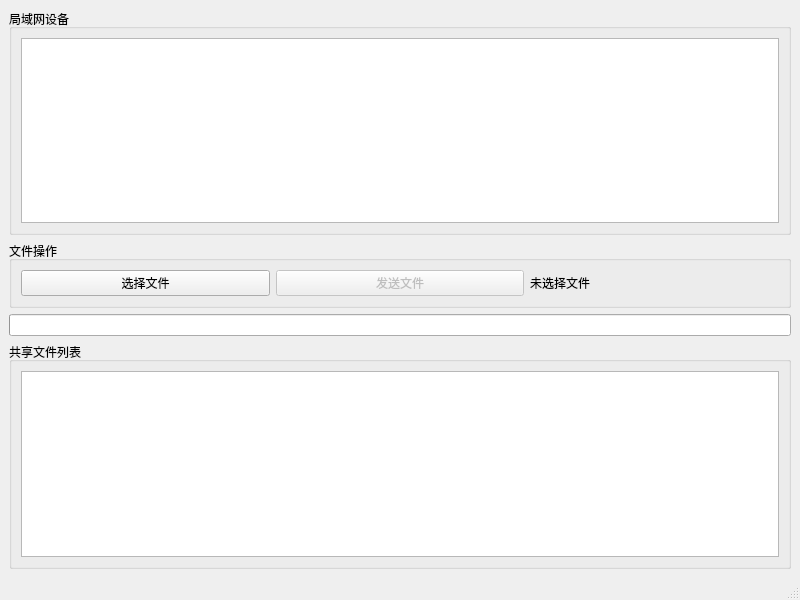
Above: mainwindow.ui from fhgzs1/qt111 before the change. Below: the same form after it.
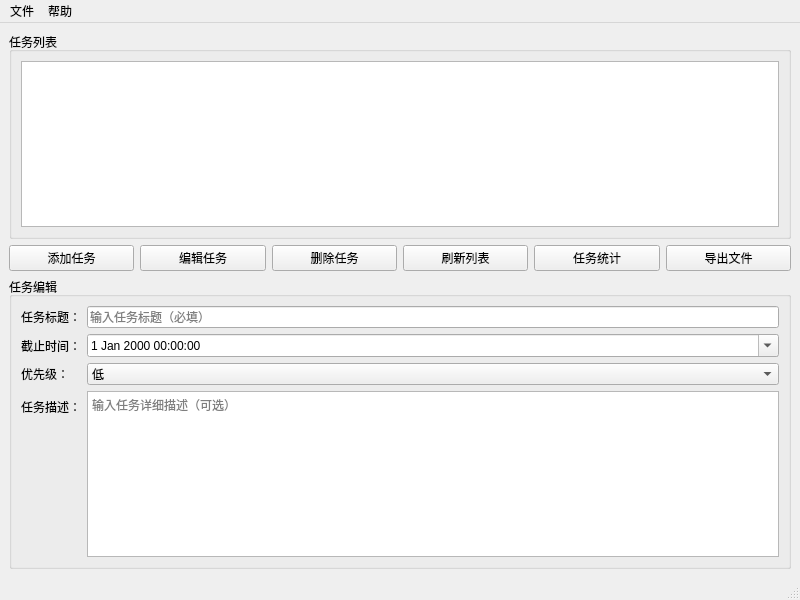
That is the form after the change.

The edit to the form file:
```diff
--- a/mainwindow.ui
+++ b/mainwindow.ui
@@ -18,59 +18,149 @@
     <item>
      <widget class="QGroupBox" name="groupBox_device">
       <property name="title">
-       <string>局域网设备</string>
+       <string>任务列表</string>
       </property>
       <layout class="QVBoxLayout" name="verticalLayout_2">
        <item>
-        <widget class="QListWidget" name="listWidget_devices"/>
+        <widget class="QTableView" name="tableView_Tasks">
+         <property name="selectionBehavior">
+          <enum>QAbstractItemView::SelectRows</enum>
+         </property>
+         <property name="selectionMode">
+          <enum>QAbstractItemView::SingleSelection</enum>
+         </property>
+         <property name="showGrid">
+          <bool>true</bool>
+         </property>
+        </widget>
        </item>
       </layout>
      </widget>
     </item>
     <item>
-     <widget class="QGroupBox" name="groupBox_file">
+     <layout class="QHBoxLayout" name="horizontalLayout_Buttons">
+      <item>
+       <widget class="QPushButton" name="btnAddTask">
+        <property name="text">
+         <string>添加任务</string>
+        </property>
+       </widget>
+      </item>
+      <item>
+       <widget class="QPushButton" name="btnEditTask">
+        <property name="text">
+         <string>编辑任务</string>
+        </property>
+       </widget>
+      </item>
+      <item>
+       <widget class="QPushButton" name="btnDeleteTask">
+        <property name="text">
+         <string>删除任务</string>
+        </property>
+       </widget>
+      </item>
+      <item>
+       <widget class="QPushButton" name="btnRefresh">
+        <property name="text">
+         <string>刷新列表</string>
+        </property>
+       </widget>
+      </item>
+      <item>
+       <widget class="QPushButton" name="btnStats">
+        <property name="text">
+         <string>任务统计</string>
+        </property>
+       </widget>
+      </item>
+      <item>
+       <widget class="QPushButton" name="btnExport">
+        <property name="text">
+         <string>导出文件</string>
+        </property>
+       </widget>
+      </item>
+     </layout>
+    </item>
+
+    <!-- 任务输入表单区域 -->
+    <item>
+     <widget class="QGroupBox" name="groupBox_Form">
       <property name="title">
-       <string>文件操作</string>
+       <string>任务编辑</string>
       </property>
-      <layout class="QHBoxLayout" name="horizontalLayout">
-       <item>
-        <widget class="QPushButton" name="pushButton_selectFile">
+      <layout class="QFormLayout" name="formLayout">
+       <item row="0" column="0">
+        <widget class="QLabel" name="label_Title">
          <property name="text">
-          <string>选择文件</string>
+          <string>任务标题：</string>
          </property>
         </widget>
        </item>
-       <item>
-        <widget class="QPushButton" name="pushButton_sendFile">
+       <item row="0" column="1">
+        <widget class="QLineEdit" name="lineEdit_Title">
+         <property name="placeholderText">
+          <string>输入任务标题（必填）</string>
+         </property>
+        </widget>
+       </item>
+       <item row="1" column="0">
+        <widget class="QLabel" name="label_Deadline">
          <property name="text">
-          <string>发送文件</string>
+          <string>截止时间：</string>
          </property>
-         <property name="enabled">
-          <bool>false</bool>
+        </widget>
+       </item>
+       <item row="1" column="1">
+        <widget class="QDateTimeEdit" name="dateTimeEdit_Deadline">
+         <property name="calendarPopup">
+          <bool>true</bool>
          </property>
+         <property name="dateTime">
+          <datetime>2024-01-01T00:00:00</datetime>
+         </property>
         </widget>
        </item>
-       <item>
-        <widget class="QLabel" name="label_selectedFile">
+       <item row="2" column="0">
+        <widget class="QLabel" name="label_Priority">
          <property name="text">
-          <string>未选择文件</string>
+          <string>优先级：</string>
          </property>
         </widget>
        </item>
-      </layout>
-     </widget>
-    </item>
-    <item>
-     <widget class="QProgressBar" name="progressBar"/>
-    </item>
-    <item>
-     <widget class="QGroupBox" name="groupBox_shared">
-      <property name="title">
-       <string>共享文件列表</string>
-      </property>
-      <layout class="QVBoxLayout" name="verticalLayout_3">
-       <item>
-        <widget class="QListWidget" name="listWidget_sharedFiles"/>
+       <item row="2" column="1">
+        <widget class="QComboBox" name="comboBox_Priority">
+         <item>
+          <property name="text">
+           <string>低</string>
+          </property>
+         </item>
+         <item>
+          <property name="text">
+           <string>中</string>
+          </property>
+         </item>
+         <item>
+          <property name="text">
+           <string>高</string>
+          </property>
+         </item>
+        </widget>
+       </item>
+       <item row="3" column="0">
+        <widget class="QLabel" name="label_Description">
+         <property name="text">
+          <string>任务描述：</string>
+         </property>
+        </widget>
+       </item>
+       <item row="3" column="1">
+        <widget class="QTextEdit" name="textEdit_Description">
+         <property name="placeholderText">
+          <string>输入任务详细描述（可选）</string>
+         </property>
+        </widget>
        </item>
       </layout>
      </widget>
@@ -86,6 +176,20 @@
      <height>26</height>
     </rect>
    </property>
+   <widget class="QMenu" name="menu">
+    <property name="title">
+     <string>文件</string>
+    </property>
+    <addaction name="actionExit"/>
+   </widget>
+   <widget class="QMenu" name="menu_2">
+    <property name="title">
+     <string>帮助</string>
+    </property>
+    <addaction name="actionAbout"/>
+   </widget>
+   <addaction name="menu"/>
+   <addaction name="menu_2"/>
   </widget>
   <widget class="QStatusBar" name="statusbar"/>
  </widget>
```
Left out of the diff: 17 changed lines with no effect on the pictures.
